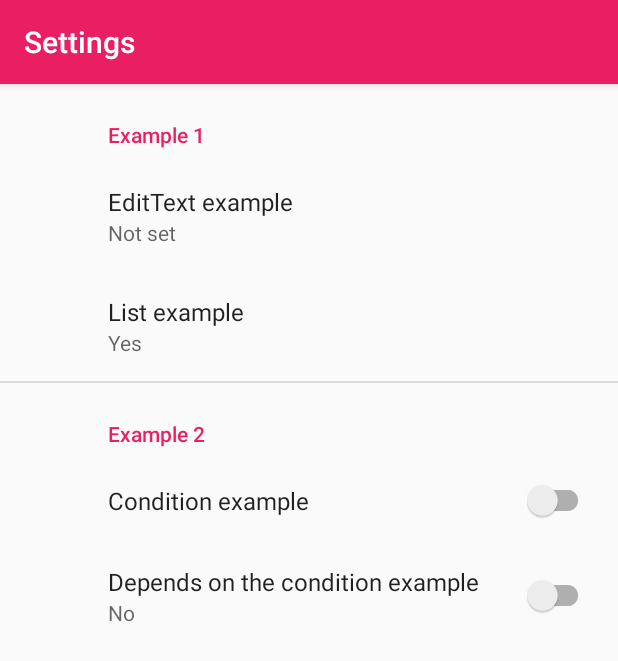
After one commit to arthurbourret/ENTMobile, an Android app: the Settings screen opened directly, with no data from a screen before it, on a phone screen of 412 x 824 dp. The commit adds this screen. Shown: the top 661 px of the screen. Run offline under Robolectric (Android 15) with nearby library versions, the phone set to English and light mode, and no system bars; our stand-ins replace androidx.preference.

Commit message:
- (Strings.xml) Renaming of a few strings - (Log-In) Minor UI changes - (Main menu) Minor code adjustments and cleanup - (Settings) Added a base with a few examples

```diff
--- a/app/build.gradle
+++ b/app/build.gradle
@@ -34,6 +34,7 @@ dependencies {
     implementation 'androidx.constraintlayout:constraintlayout:2.0.4'
     implementation 'androidx.lifecycle:lifecycle-livedata-ktx:2.2.0'
     implementation 'androidx.lifecycle:lifecycle-viewmodel-ktx:2.2.0'
+    implementation 'androidx.preference:preference:1.1.1'
     testImplementation 'junit:junit:4.+'
     androidTestImplementation 'androidx.test.ext:junit:1.1.2'
     androidTestImplementation 'androidx.test.espresso:espresso-core:3.3.0'
--- /dev/null
+++ b/app/src/main/java/com/example/entmobile/Settings.java
@@ -0,0 +1,28 @@
+package com.example.entmobile;
+
+import android.os.Bundle;
+
+import androidx.appcompat.app.AppCompatActivity;
+import androidx.preference.PreferenceFragmentCompat;
+
+public class Settings extends AppCompatActivity {
+
+    @Override
+    protected void onCreate(Bundle savedInstanceState) {
+        super.onCreate(savedInstanceState);
+        setContentView(R.layout.settings_activity);
+        if (savedInstanceState == null) {
+            getSupportFragmentManager()
+                    .beginTransaction()
+                    .replace(R.id.settings, new SettingsFragment())
+                    .commit();
+        }
+    }
+
+    public static class SettingsFragment extends PreferenceFragmentCompat {
+        @Override
+        public void onCreatePreferences(Bundle savedInstanceState, String rootKey) {
+            setPreferencesFromResource(R.xml.settings_ui, rootKey);
+        }
+    }
+}
--- /dev/null
+++ b/app/src/main/res/layout/settings_activity.xml
@@ -0,0 +1,9 @@
+<LinearLayout xmlns:android="http://schemas.android.com/apk/res/android"
+    android:layout_width="match_parent"
+    android:layout_height="match_parent">
+
+    <FrameLayout
+        android:id="@+id/settings"
+        android:layout_width="match_parent"
+        android:layout_height="match_parent" />
+</LinearLayout>
--- /dev/null
+++ b/app/src/main/res/values/arrays.xml
@@ -0,0 +1,12 @@
+<resources>
+    <!-- Reply Preference -->
+    <string-array name="reply_entries">
+        <item>Yes</item>
+        <item>No</item>
+    </string-array>
+
+    <string-array name="reply_values">
+        <item>yes</item>
+        <item>no</item>
+    </string-array>
+</resources>
--- a/app/src/main/res/values/strings.xml
+++ b/app/src/main/res/values/strings.xml
@@ -7,6 +7,7 @@
     <string name="settings">Settings</string>
     <string name="log_off">LOG OFF</string>
     <string name="schedule">Schedule</string>
+    <string name="modules">Modules</string>
     <string name="links">Links</string>
     <string name="notes">Notes</string>
     <string name="results">Results</string>
@@ -14,13 +15,13 @@
     <string name="ent">ENT</string>
 
     <!-- Login -->
-    <string name="connection">Connection</string>
     <string name="username">Username</string>
     <string name="password">Password</string>
     <string name="login">Log In</string>
+    <string name="createAccount">Create Account</string>
 
     <!-- New acount -->
-    <string name="createAccount">Create an account</string>
+    <string name="newAccount">New account</string>
     <string name="group">Group</string>
     <string name="mail">Mail</string>
     <string name="validate">Validate</string>
@@ -47,5 +48,18 @@
     <string name="location">Location</string>
     <string name="teacher">Teacher(s)</string>
     <string name="student">Students</string>
+    <string name="logo_content_desc">Logo de l\'IUT de Laval</string>
+    <string name="title_activity_settings">Settings</string>
+
+    <!-- Settings-->
+    <string name="example_1_header">Example 1</string>
+    <string name="edit_text_example_title">EditText example</string>
+    <string name="list_example_title">List example</string>
+
+    <string name="example_2_header">Example 2</string>
+    <string name="condition_example_title">Condition example</string>
+    <string name="dependency_example_title">Depends on the condition example</string>
+    <string name="dependency_example_on">Yes</string>
+    <string name="dependency_example_off">No</string>
 
 </resources>
--- /dev/null
+++ b/app/src/main/res/xml/settings_ui.xml
@@ -0,0 +1,35 @@
+<PreferenceScreen xmlns:app="http://schemas.android.com/apk/res-auto">
+
+    <PreferenceCategory app:title="@string/example_1_header">
+
+        <EditTextPreference
+            app:key="signature"
+            app:title="@string/edit_text_example_title"
+            app:useSimpleSummaryProvider="true" />
+
+        <ListPreference
+            app:defaultValue="yes"
+            app:entries="@array/reply_entries"
+            app:entryValues="@array/reply_values"
+            app:key="yes"
+            app:title="@string/list_example_title"
+            app:useSimpleSummaryProvider="true" />
+
+    </PreferenceCategory>
+
+    <PreferenceCategory app:title="@string/example_2_header">
+
+        <SwitchPreferenceCompat
+            app:key="sync"
+            app:title="@string/condition_example_title" />
+
+        <SwitchPreferenceCompat
+            app:dependency="sync"
+            app:key="attachment"
+            app:summaryOff="@string/dependency_example_off"
+            app:summaryOn="@string/dependency_example_on"
+            app:title="@string/dependency_example_title" />
+
+    </PreferenceCategory>
+
+</PreferenceScreen>
--- a/build.gradle
+++ b/build.gradle
@@ -5,7 +5,7 @@ buildscript {
         jcenter()
     }
     dependencies {
-        classpath "com.android.tools.build:gradle:4.1.0"
+        classpath 'com.android.tools.build:gradle:4.0.2'
 
         // NOTE: Do not place your application dependencies here; they belong
         // in the individual module build.gradle files
```
Also changed, not shown: app/src/main/AndroidManifest.xml (+20 -5 lines), app/src/main/java/com/example/entmobile/MainMenu.java (+14 -9 lines), app/src/main/res/layout/activity_create_account.xml (+13 -14 lines), app/src/main/res/layout/activity_login.xml (+6 -2 lines), app/src/main/res/layout/activity_main_menu.xml (+13 -0 lines), gradle/wrapper/gradle-wrapper.properties.
